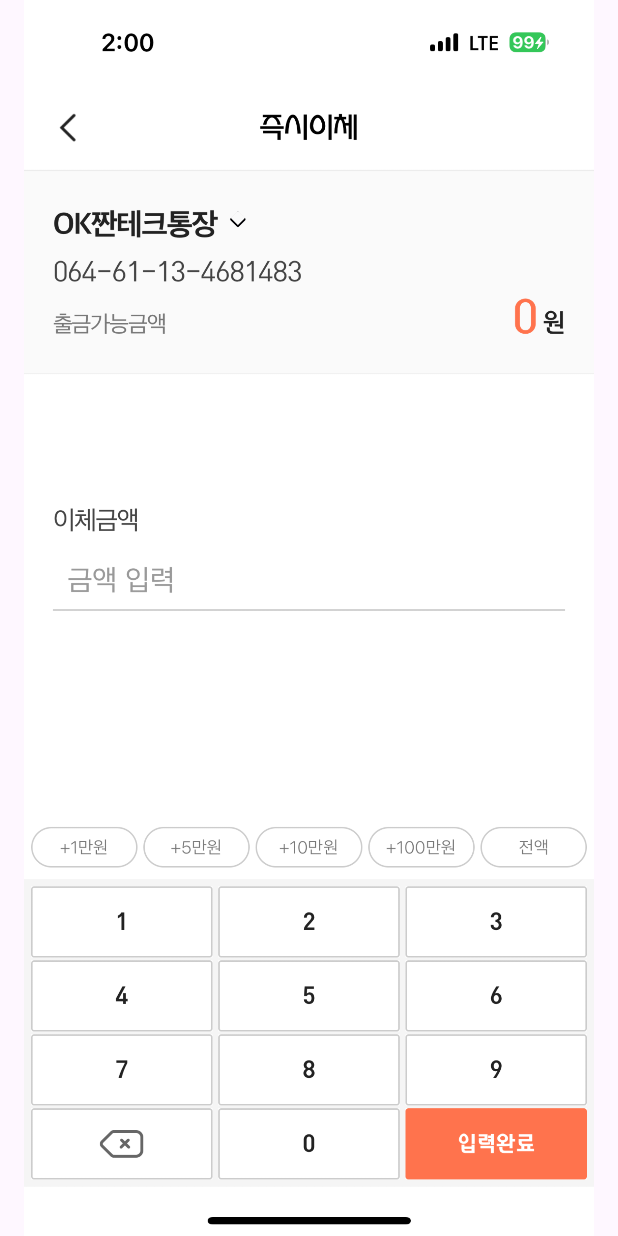
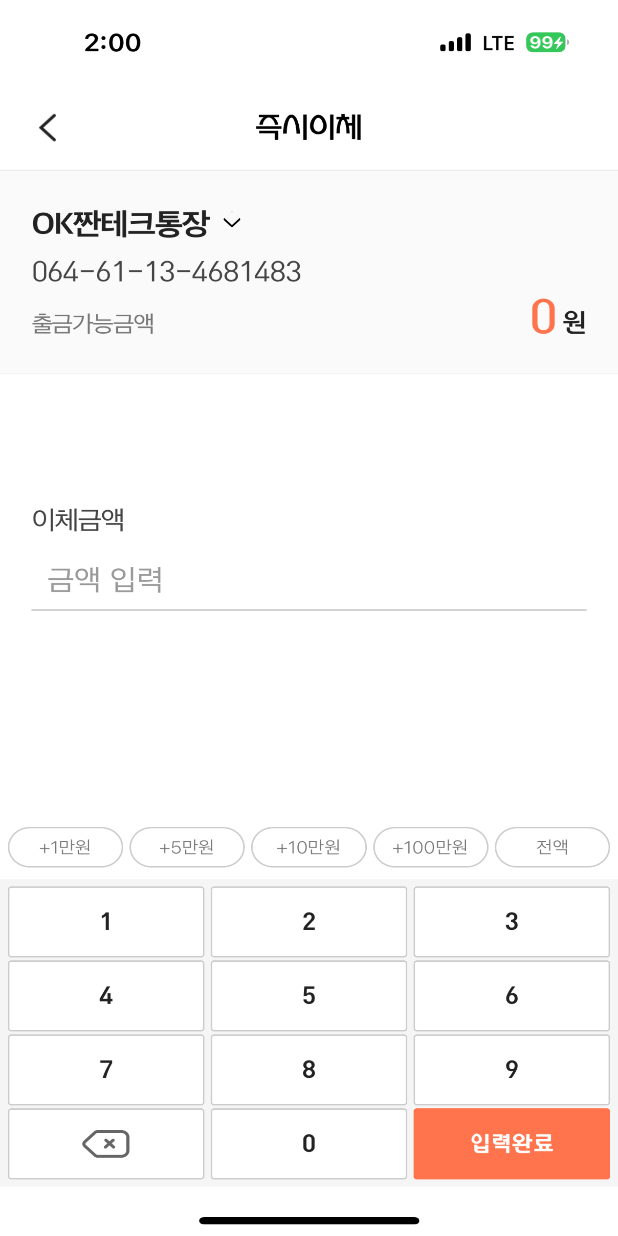
Before and after one commit to OK-Data-System-2023-Internship/Barrier-Free-Project, an Android app: the layout activity_banking.xml on its own in the app's theme, with its tools: preview values and no code run, on a phone screen of 412 x 824 dp. Run offline under Robolectric (Android 15) with nearby library versions, the phone set to English and light mode, and no system bars.

Commit message:
editing banking activity

```diff
--- a/app/src/main/java/com/example/testproject/PageBanking.java
+++ b/app/src/main/java/com/example/testproject/BankingActivity.java
@@ -1,6 +1,6 @@
 package com.example.testproject;
 
-public class PageBanking {
+public class BankingActivity {
 
 
 }
--- a/app/src/main/res/layout/activity_banking.xml
+++ b/app/src/main/res/layout/activity_banking.xml
@@ -3,15 +3,7 @@
     xmlns:app="http://schemas.android.com/apk/res-auto"
     xmlns:tools="http://schemas.android.com/tools"
     android:layout_width="match_parent"
-    android:layout_height="match_parent">
-
-    <ImageView
-        android:id="@+id/imageView"
-        android:layout_width="wrap_content"
-        android:layout_height="wrap_content"
-        app:layout_constraintBottom_toBottomOf="parent"
-        app:layout_constraintEnd_toEndOf="parent"
-        app:layout_constraintStart_toStartOf="parent"
-        app:layout_constraintTop_toTopOf="parent"
-        app:srcCompat="@drawable/bankingPage" />
-</androidx.constraintlayout.widget.ConstraintLayout>
+    android:layout_height="match_parent"
+    android:background="@drawable/bankingPage"
+    tools:context=".BankingActivity"
+/>
```
